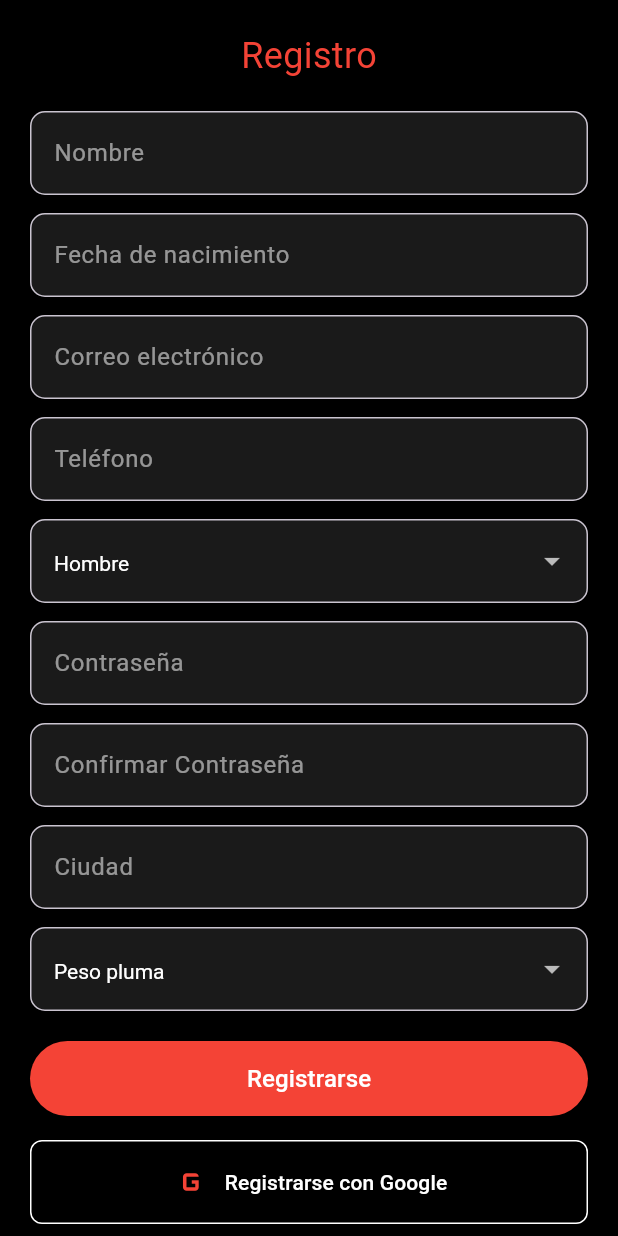
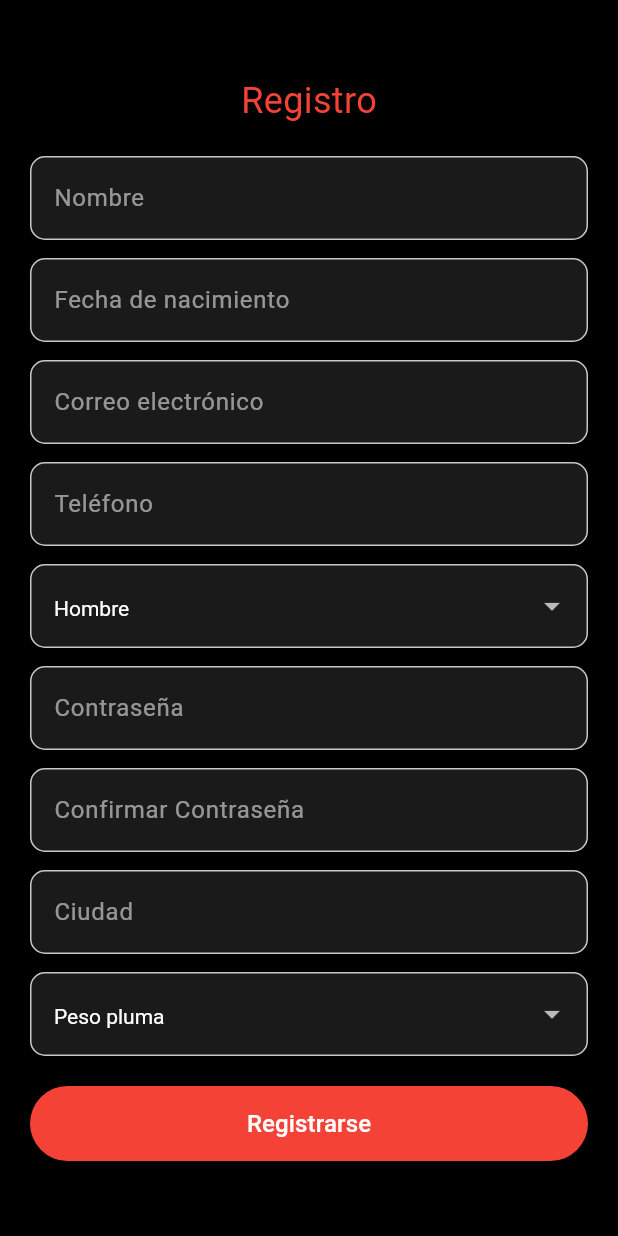
Before and after one commit to alexlillo26/EA_Flutter_G3, a Flutter app: the RegisterScreen screen opened by its route, on a phone screen of 412 x 824 dp. Run offline on Flutter 3.47's test engine with Material 3 defaults, Android fonts, the light colour scheme and no system bars; our stand-ins replace dio, file_picker, flutter_map, geolocator, google_sign_in, latlong2 and 3 more; missing offline and left inert: dart:html; accounts and stored records are empty; statements that could not run were skipped.

```diff
--- a/lib/screens/register_screen.dart
+++ b/lib/screens/register_screen.dart
@@ -161,32 +161,6 @@ class _RegisterScreenState extends State<RegisterScreen> {
                   style: TextStyle(color: Colors.white, fontSize: 16),
                 ),
               ),
-              const SizedBox(height: 16),
-              // --- Google Register Button ---
-              SizedBox(
-                width: double.infinity,
-                child: OutlinedButton.icon(
-                  icon: Icon(Icons.g_mobiledata, color: Colors.red, size: 28),
-                  label: const Text(
-                    'Registrarse con Google',
-                    style: TextStyle(color: Colors.white),
-                  ),
-                  style: OutlinedButton.styleFrom(
-                    side: const BorderSide(color: Colors.white),
-                    backgroundColor: Colors.transparent,
-                    padding: const EdgeInsets.symmetric(vertical: 14),
-                    shape: RoundedRectangleBorder(
-                      borderRadius: BorderRadius.circular(8),
-                    ),
-                  ),
-                  onPressed: () async {
-                    await signInWithGoogleWeb(isGym: false);
-                    if (context.mounted) {
-                      Navigator.pushReplacementNamed(context, '/home');
-                    }
-                  },
-                ),
-              ),
             ],
           ),
         ),
```
